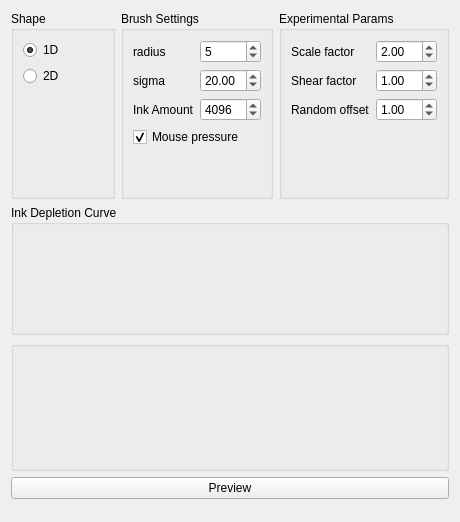
Qt form krita/plugins/paintops/sumie/wdgsumieoptions.ui (KDE/krita) before a commit.
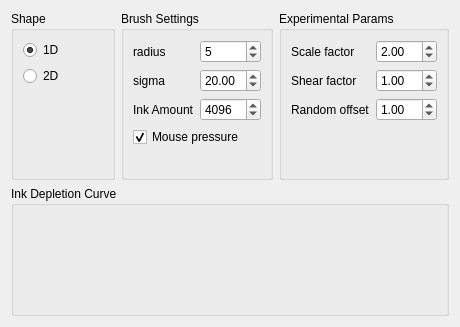
The same form after that commit. Custom widgets are drawn as their Qt base class.

Commit message: Remove the preview widget because we'll be using the generic one for all paintops very soon.

The edit to the form file:
```diff
--- a/krita/plugins/paintops/sumie/wdgsumieoptions.ui
+++ b/krita/plugins/paintops/sumie/wdgsumieoptions.ui
@@ -6,7 +6,7 @@
     <x>0</x>
     <y>0</y>
     <width>460</width>
-    <height>522</height>
+    <height>327</height>
    </rect>
   </property>
   <property name="minimumSize" >
@@ -227,7 +227,7 @@
      </item>
     </layout>
    </item>
-   <item row="4" column="0" >
+   <item row="2" column="0" >
     <spacer name="verticalSpacer" >
      <property name="orientation" >
       <enum>Qt::Vertical</enum>
@@ -258,57 +258,6 @@
      </layout>
     </widget>
    </item>
-   <item row="2" column="0" >
-    <widget class="QGroupBox" name="previewGroupBox" >
-     <property name="sizePolicy" >
-      <sizepolicy vsizetype="Minimum" hsizetype="Minimum" >
-       <horstretch>0</horstretch>
-       <verstretch>0</verstretch>
-      </sizepolicy>
-     </property>
-     <property name="minimumSize" >
-      <size>
-       <width>0</width>
-       <height>130</height>
-      </size>
-     </property>
-     <property name="title" >
-      <string/>
-     </property>
-     <widget class="QLabel" name="previewLbl" >
-      <property name="geometry" >
-       <rect>
-        <x>9</x>
-        <y>34</y>
-        <width>410</width>
-        <height>100</height>
-       </rect>
-      </property>
-      <property name="sizePolicy" >
-       <sizepolicy vsizetype="Fixed" hsizetype="Fixed" >
-        <horstretch>0</horstretch>
-        <verstretch>0</verstretch>
-       </sizepolicy>
-      </property>
-      <property name="minimumSize" >
-       <size>
-        <width>410</width>
-        <height>100</height>
-       </size>
-      </property>
-      <property name="text" >
-       <string/>
-      </property>
-     </widget>
-    </widget>
-   </item>
-   <item row="3" column="0" >
-    <widget class="QPushButton" name="previewBtn" >
-     <property name="text" >
-      <string>Preview</string>
-     </property>
-    </widget>
-   </item>
   </layout>
   <zorder>groupBox</zorder>
   <zorder>previewGroupBox</zorder>
```
Left out of the diff: 3 changed lines with no effect on the pictures. The commit also changes 2 other files.
